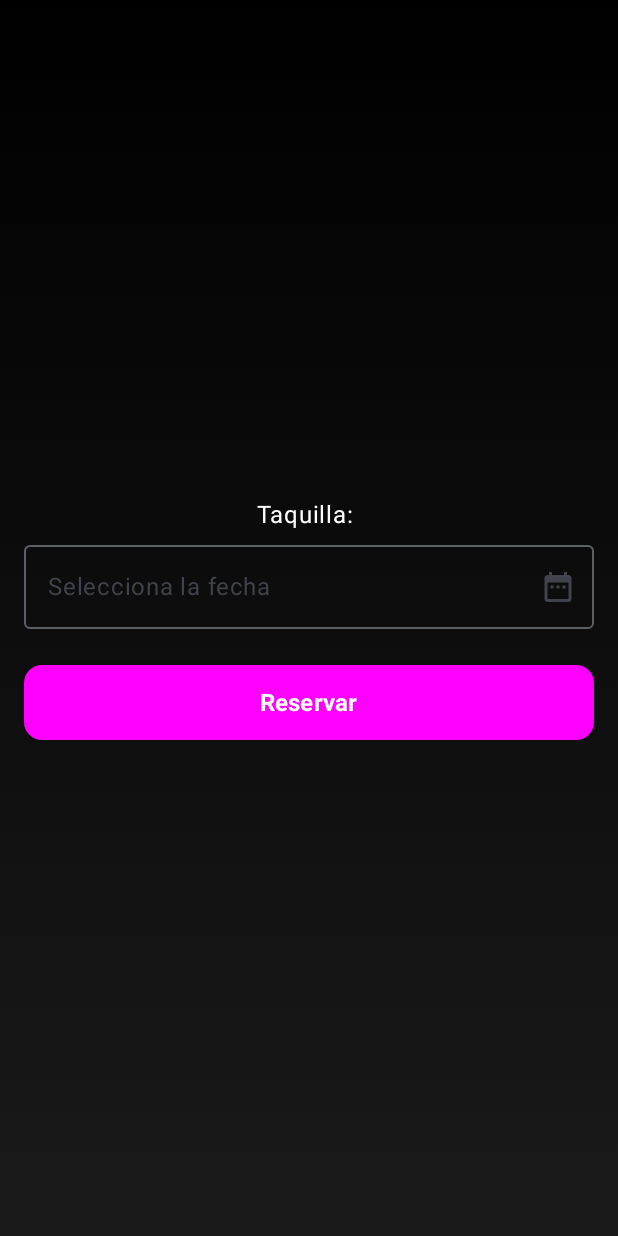
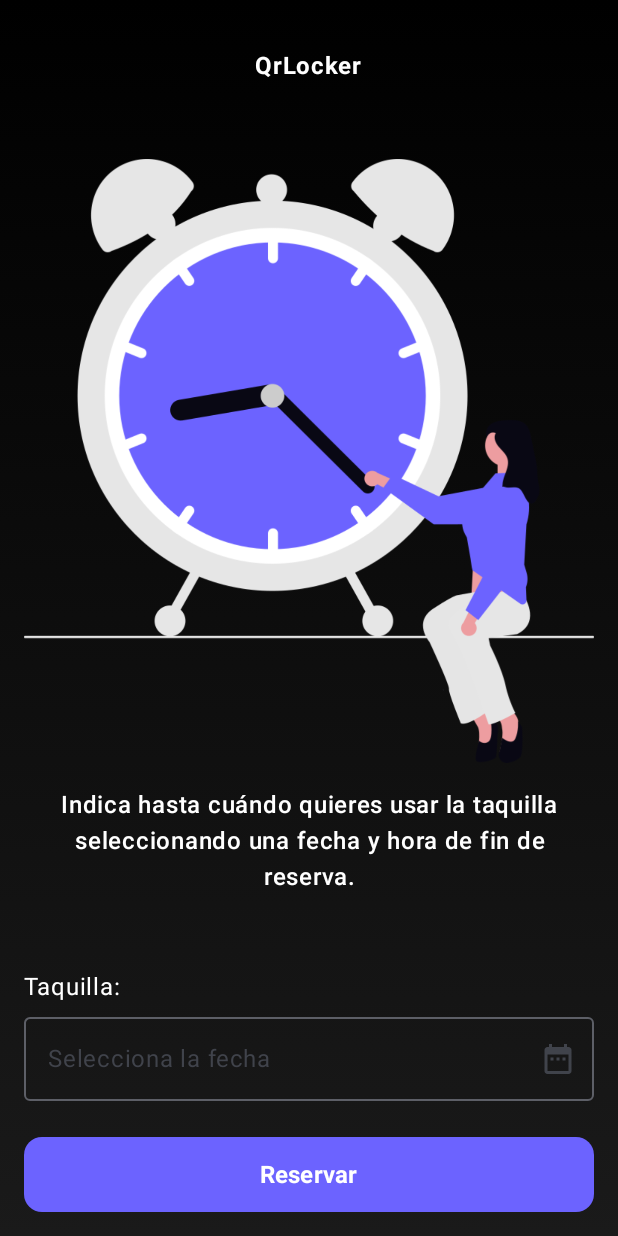
Before and after one commit to albxrtx/qrlocker, an Android app built with Jetpack Compose: the composable FormScreen called with empty values, on a phone screen of 412 x 824 dp. Run offline under Robolectric (Android 15) with nearby library versions, the phone set to English and light mode, and no system bars; 2 statements that could not run were skipped.

Commit message:
ui app arreglada

```diff
--- a/app/app/src/main/java/com/example/qrlockerapp/FormScreen.kt
+++ b/app/app/src/main/java/com/example/qrlockerapp/FormScreen.kt
@@ -6,15 +6,19 @@ import android.os.Build
 import android.util.Log
 import android.widget.DatePicker
 import androidx.annotation.RequiresApi
+import androidx.compose.foundation.Image
 import androidx.compose.foundation.background
 import androidx.compose.foundation.layout.Arrangement
 import androidx.compose.foundation.layout.Box
 import androidx.compose.foundation.layout.Column
 import androidx.compose.foundation.layout.Spacer
+import androidx.compose.foundation.layout.WindowInsets
+import androidx.compose.foundation.layout.asPaddingValues
 import androidx.compose.foundation.layout.fillMaxSize
 import androidx.compose.foundation.layout.fillMaxWidth
 import androidx.compose.foundation.layout.height
 import androidx.compose.foundation.layout.padding
+import androidx.compose.foundation.layout.systemBars
 import androidx.compose.foundation.shape.RoundedCornerShape
 import androidx.compose.material.icons.Icons
 import androidx.compose.material.icons.filled.DateRange
@@ -34,17 +38,22 @@ import androidx.compose.ui.Modifier
 import androidx.compose.ui.graphics.Brush
 import androidx.compose.ui.graphics.Color
 import androidx.compose.ui.platform.LocalContext
+import androidx.compose.ui.res.painterResource
 import androidx.compose.ui.text.font.FontWeight
+import androidx.compose.ui.text.style.TextAlign
 import androidx.compose.ui.tooling.preview.Preview
 import androidx.compose.ui.unit.dp
 import androidx.compose.ui.unit.sp
+import androidx.navigation.NavController
 import com.example.qrlockerapp.retrofit.ReservaViewModel
 import java.util.Calendar
 
 @Composable
 fun FormScreen(
     idTaquilla: String,
-    viewModel: ReservaViewModel = androidx.lifecycle.viewmodel.compose.viewModel()
+    nombreTaquilla: String,
+    viewModel: ReservaViewModel = androidx.lifecycle.viewmodel.compose.viewModel(),
+    navController: NavController
 ) {
     val context = LocalContext.current
     val calendar = Calendar.getInstance()
@@ -55,16 +64,11 @@ fun FormScreen(
         context,
         { _, year, month, dayOfMonth ->
             val timePickerDialog = TimePickerDialog(
-                context,
-                { _, hourOfDay, minute ->
+                context, { _, hourOfDay, minute ->
                     fechaHora = String.format(
-                        "%04d-%02d-%02d %02d:%02d",
-                        year, month + 1, dayOfMonth, hourOfDay, minute
+                        "%04d-%02d-%02d %02d:%02d", year, month + 1, dayOfMonth, hourOfDay, minute
                     )
-                },
-                calendar.get(Calendar.HOUR_OF_DAY),
-                calendar.get(Calendar.MINUTE),
-                true
+                }, calendar.get(Calendar.HOUR_OF_DAY), calendar.get(Calendar.MINUTE), true
             )
             timePickerDialog.show()
         },
@@ -79,8 +83,7 @@ fun FormScreen(
             .background(
                 brush = Brush.verticalGradient(
                     colors = listOf(
-                        Color(0xFF000000),
-                        Color(0xFF1A1A1A)
+                        Color(0xFF000000), Color(0xFF1A1A1A)
                     )
                 )
             )
@@ -88,12 +91,39 @@ fun FormScreen(
         Column(
             modifier = Modifier
                 .fillMaxSize()
+                .padding(WindowInsets.systemBars.asPaddingValues())
                 .padding(16.dp),
-            verticalArrangement = Arrangement.Center,
+            verticalArrangement = Arrangement.SpaceBetween,
             horizontalAlignment = Alignment.CenterHorizontally
         ) {
-            Text(color = Color.White, text = "Taquilla: $idTaquilla")
+            Text(
+                text = "QrLocker",
+                fontWeight = FontWeight.Bold,
+                color = Color.White,
+                modifier = Modifier
+                    .padding(16.dp)
+            )
+            Column(
+                horizontalAlignment = Alignment.CenterHorizontally
+            ) {
+                Image(
+                    painter = painterResource(id = R.drawable.clock_image),
+                    contentDescription = "image1",
+                )
+                Text(
+                    text = "Indica hasta cuándo quieres usar la taquilla seleccionando una fecha y hora de fin de reserva.",
+                    fontWeight = FontWeight.Medium,
+                    color = Color.White,
+                    textAlign = TextAlign.Center,
+                    modifier = Modifier.padding(16.dp),
+                    fontSize = 16.sp
+                )
+            }
 
+            Column(
+                horizontalAlignment = Alignment.Start
+            ) {
+                Text(color = Color.White, text = "Taquilla: $nombreTaquilla")
                 OutlinedTextField(
                     value = fechaHora,
                     onValueChange = { },
@@ -104,8 +134,7 @@ fun FormScreen(
                         IconButton(onClick = { datePickerDialog.show() }) {
                             Icon(Icons.Default.DateRange, contentDescription = "Seleccionar fecha")
                         }
-                }
-            )
+                    })
 
                 Spacer(modifier = Modifier.height(24.dp))
                 Button(
@@ -114,8 +143,10 @@ fun FormScreen(
                             Log.d("FormScreen", "Haciendo peticion POST")
                             viewModel.crearReserva(idTaquilla, fechaHora) { success, msg ->
                                 mensaje =
-                                msg ?: if (success) "Reserva creada" else "Error al crear reserva"
+                                    msg
+                                        ?: if (success) "Reserva creada" else "Error al crear reserva"
                             }
+                            navController.navigate("home")
                         } else {
                             mensaje = "Selecciona una fecha primero"
                         }
@@ -124,7 +155,7 @@ fun FormScreen(
                         .height(50.dp)
                         .fillMaxWidth(),
                     shape = RoundedCornerShape(12.dp),
-                colors = ButtonDefaults.buttonColors(containerColor = Color.Magenta)
+                    colors = ButtonDefaults.buttonColors(containerColor = Color(0xFF6C63FF))
                 ) {
                     Text(
                         text = "Reservar",
@@ -135,5 +166,6 @@ fun FormScreen(
                 }
             }
         }
+    }
 
 }
--- a/app/app/src/main/java/com/example/qrlockerapp/model/Taquilla.kt
+++ b/app/app/src/main/java/com/example/qrlockerapp/model/Taquilla.kt
@@ -1,6 +1,7 @@
 package com.example.qrlockerapp.model
 
 data class Taquilla(
-    val id:String,
-    val reservado:Boolean
+    val id: String,
+    val nombre: String,
+    val reservado: Boolean
 )
--- a/app/app/src/main/java/com/example/qrlockerapp/retrofit/ApiService.kt
+++ b/app/app/src/main/java/com/example/qrlockerapp/retrofit/ApiService.kt
@@ -7,11 +7,11 @@ import retrofit2.http.POST
 import retrofit2.http.Path
 import retrofit2.http.Body
 
-interface ApiService{
+interface ApiService {
 
     @GET("taquillas/{id_taquilla}")
     suspend fun obtenerEstadoTaquilla(
-        @Path("id_taquilla") idTaquilla:String
+        @Path("id_taquilla") idTaquilla: String
     ): RespuestaTaquilla
 
     @POST("reservas/{id_taquilla}")
```
Also changed, not shown: app/app/src/main/java/com/example/qrlockerapp/MainActivity.kt (+22 -4 lines), app/app/src/main/java/com/example/qrlockerapp/navigation/AppNavHost.kt (+7 -3 lines), app/app/src/main/res/drawable/clock_image.png (added), app/app/src/main/res/drawable/image1.png (added). Lines whose indentation alone changed are shown as unchanged.
